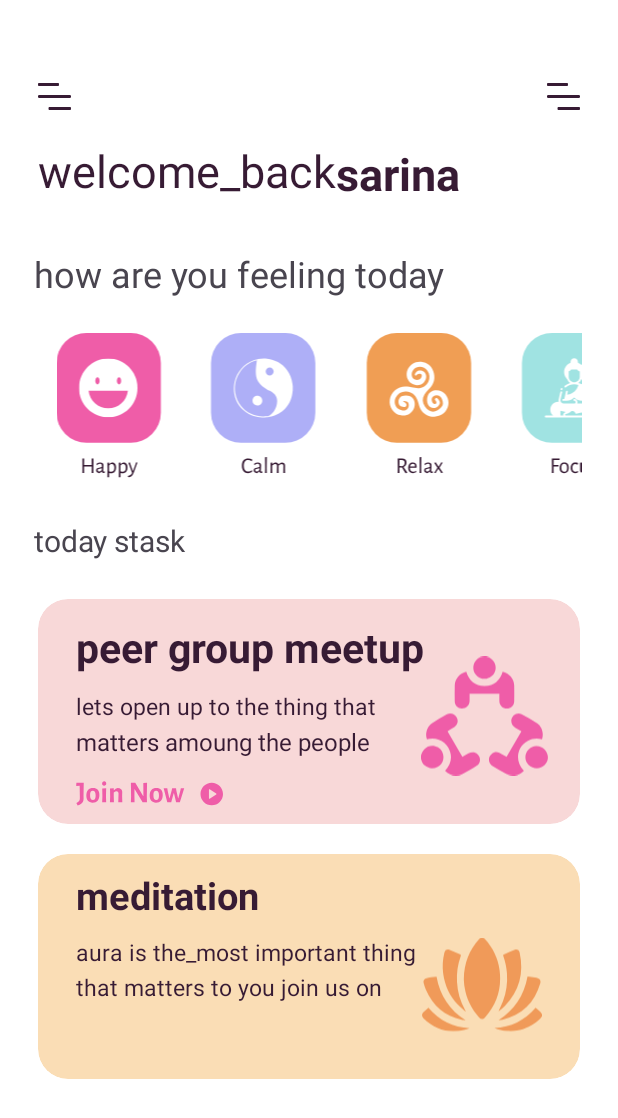
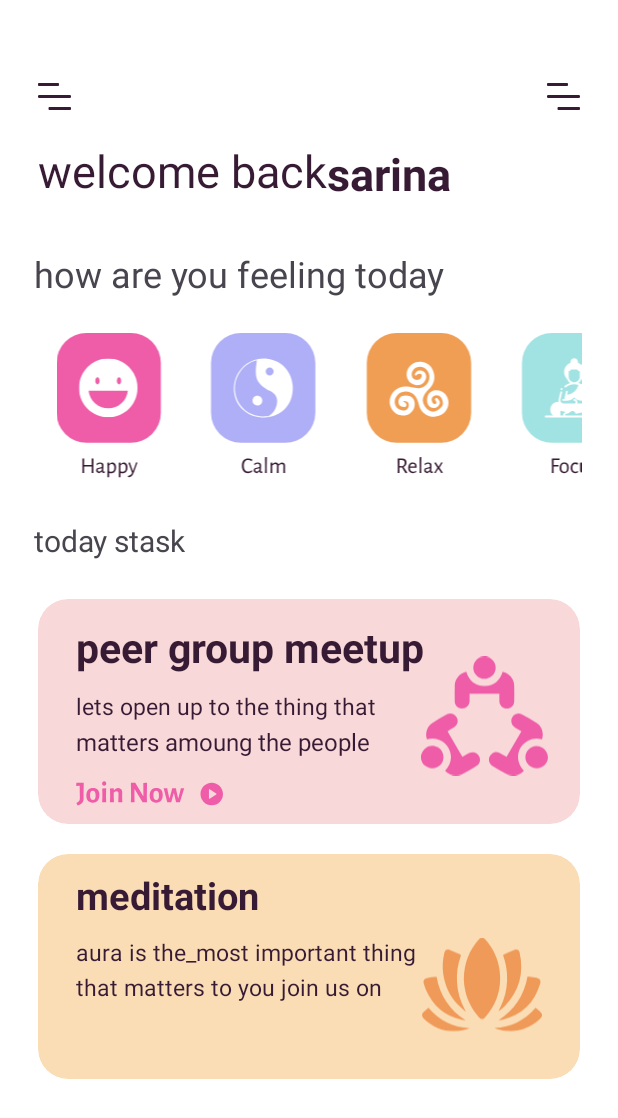
Before and after one commit to SMITHZY1/Health_App, an Android app: the layout fragment__home.xml on its own in the app's theme, with its tools: preview values and no code run, on a phone screen of 412 x 824 dp. Shown: the top 1118 px of the screen. Run offline under Robolectric (Android 15) with nearby library versions, the phone set to English and light mode, and no system bars.

Commit message:
Health_App as been commit

```diff
--- a/app/src/main/res/layout/fragment__home.xml
+++ b/app/src/main/res/layout/fragment__home.xml
@@ -6,7 +6,6 @@
     xmlns:app="http://schemas.android.com/apk/res-auto"
     android:fillViewport="true"
     android:background="#FFFFFF"
-
     tools:context=".HomeFragment">
 
 
@@ -47,7 +46,7 @@
             android:layout_marginHorizontal="60dp"
             android:layout_marginTop="20dp"
             android:layout_marginStart="25dp"
-            android:text="welcome_back"
+            android:text="welcome back"
             android:textColor="#371B34"
             android:textSize="30sp"
             app:layout_constraintStart_toStartOf="parent"
```
Also changed, not shown: app/src/main/res/layout/fragment_sound.xml (+3 -13 lines).
